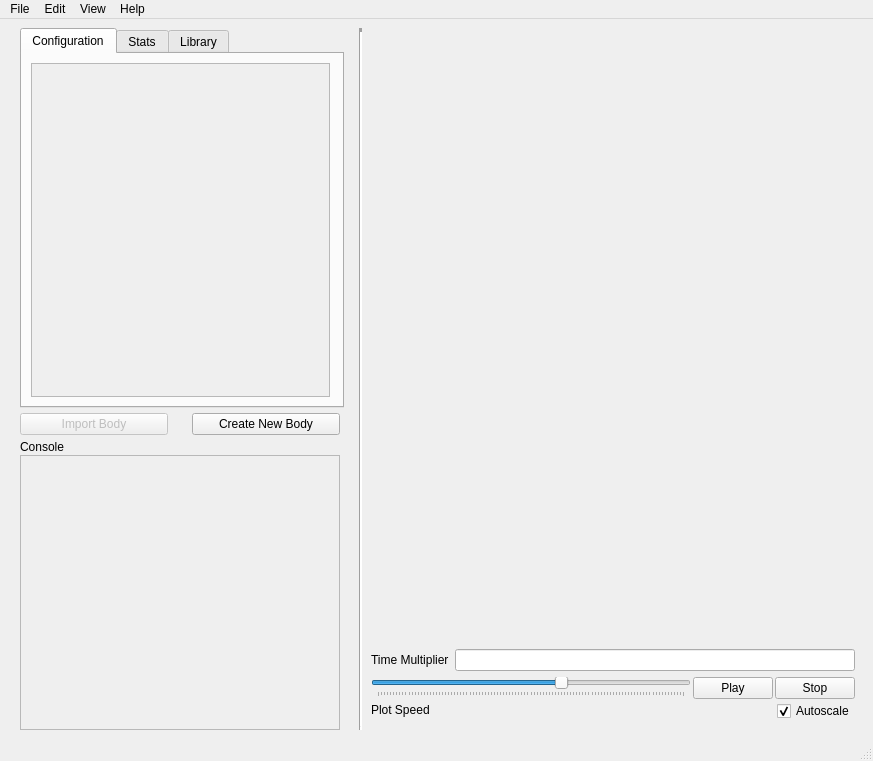
Above: gui/window.ui from rohit11may/Orbital-Simulation before the change. Below: the same form after it.
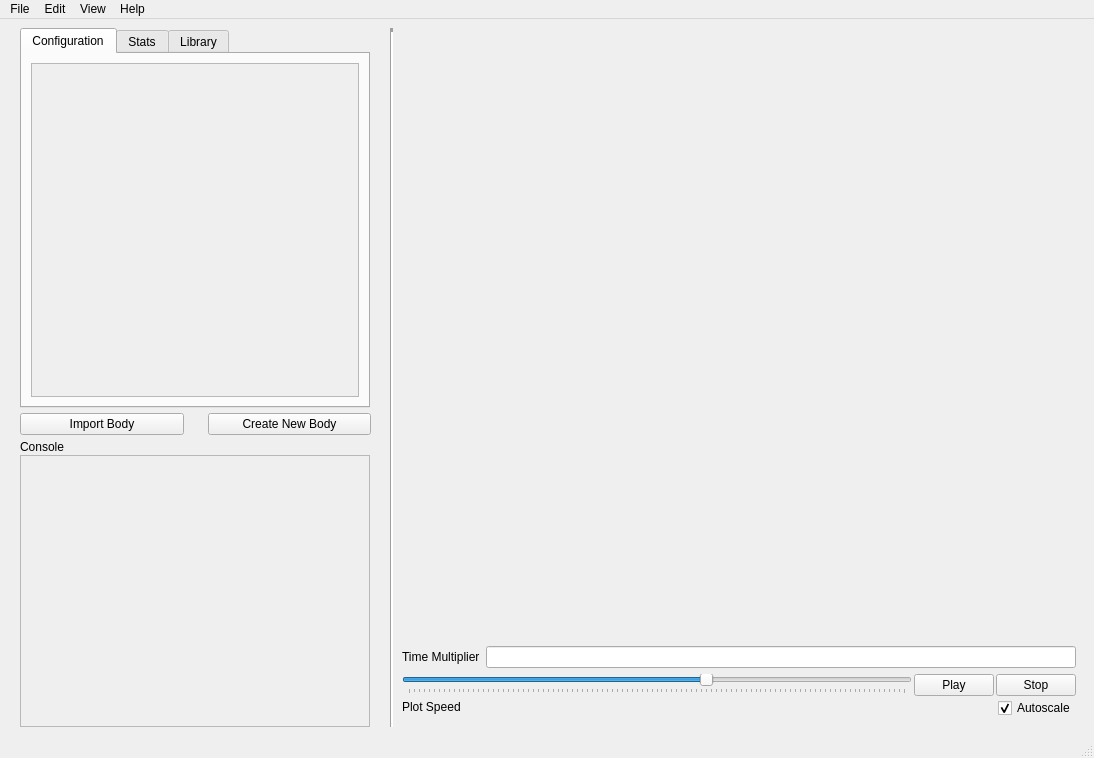
That is the form after the change. The open tabs and pages were chosen to show the change.

Commit message: Connected tableView to config! 95% finished.

What changed in the file:
```diff
--- a/gui/window.ui
+++ b/gui/window.ui
@@ -2,12 +2,15 @@
 <ui version="4.0">
  <class>MainWindow</class>
  <widget class="QMainWindow" name="MainWindow">
+  <property name="enabled">
+   <bool>true</bool>
+  </property>
   <property name="geometry">
    <rect>
     <x>0</x>
     <y>0</y>
-    <width>873</width>
-    <height>761</height>
+    <width>1094</width>
+    <height>758</height>
    </rect>
   </property>
   <property name="windowTitle">
@@ -33,7 +36,7 @@
         </property>
         <property name="minimumSize">
          <size>
-          <width>0</width>
+          <width>381</width>
           <height>550</height>
          </size>
         </property>
@@ -83,13 +86,13 @@
              </property>
              <property name="minimumSize">
               <size>
-               <width>324</width>
+               <width>338</width>
                <height>380</height>
               </size>
              </property>
              <property name="maximumSize">
               <size>
-               <width>350</width>
+               <width>366</width>
                <height>1000</height>
               </size>
              </property>
@@ -98,23 +101,23 @@
              </property>
              <widget class="QWidget" name="config">
               <property name="sizePolicy">
-               <sizepolicy hsizetype="Minimum" vsizetype="Preferred">
+               <sizepolicy hsizetype="Preferred" vsizetype="Preferred">
                 <horstretch>0</horstretch>
                 <verstretch>0</verstretch>
                </sizepolicy>
               </property>
               <property name="minimumSize">
                <size>
-                <width>336</width>
+                <width>0</width>
                 <height>0</height>
                </size>
               </property>
               <attribute name="title">
                <string>Configuration</string>
               </attribute>
-              <layout class="QVBoxLayout" name="summary_layout">
+              <layout class="QHBoxLayout" name="horizontalLayout_7">
                <property name="rightMargin">
-                <number>28</number>
+                <number>9</number>
                </property>
                <property name="bottomMargin">
                 <number>9</number>
@@ -125,7 +128,7 @@
                   <bool>true</bool>
                  </property>
                  <property name="sizePolicy">
-                  <sizepolicy hsizetype="Preferred" vsizetype="Preferred">
+                  <sizepolicy hsizetype="Minimum" vsizetype="Expanding">
                    <horstretch>0</horstretch>
                    <verstretch>0</verstretch>
                   </sizepolicy>
@@ -144,7 +147,7 @@
                    <rect>
                     <x>0</x>
                     <y>0</y>
-                    <width>297</width>
+                    <width>324</width>
                     <height>334</height>
                    </rect>
                   </property>
@@ -255,7 +258,7 @@
            <item>
             <widget class="QPushButton" name="import_body">
              <property name="enabled">
-              <bool>false</bool>
+              <bool>true</bool>
              </property>
              <property name="sizePolicy">
               <sizepolicy hsizetype="Minimum" vsizetype="Minimum">
@@ -344,8 +347,8 @@
                <rect>
                 <x>0</x>
                 <y>0</y>
-                <width>318</width>
-                <height>265</height>
+                <width>348</width>
+                <height>262</height>
                </rect>
               </property>
              </widget>
@@ -513,7 +516,7 @@
     <rect>
      <x>0</x>
      <y>0</y>
-     <width>873</width>
+     <width>1094</width>
      <height>21</height>
     </rect>
    </property>
```
Left out of the diff: 18 changed lines with no effect on the pictures. The commit also changes 2 other files.
